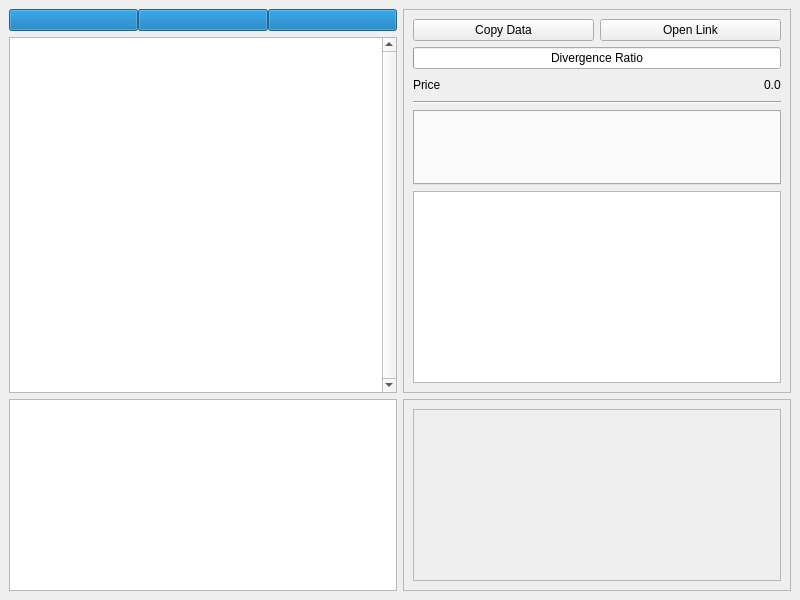
The window that source/ui/watcherWindow.ui (qrlik/MarketWatcher) describes before a commit, drawn with Qt 5.
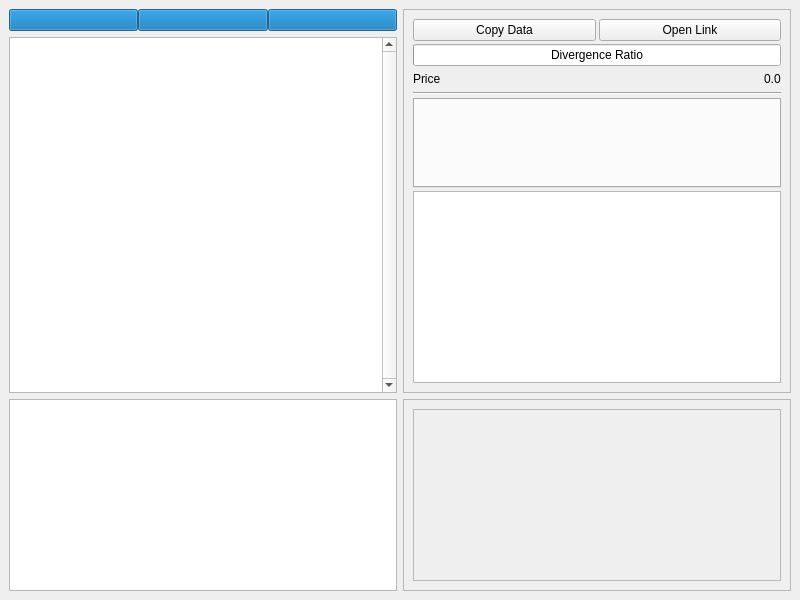
The same window after the commit.

What changed in the file:
```diff
--- a/source/ui/watcherWindow.ui
+++ b/source/ui/watcherWindow.ui
@@ -98,6 +98,9 @@
          <enum>QFrame::Raised</enum>
         </property>
         <layout class="QVBoxLayout" name="verticalLayout_2">
+         <property name="spacing">
+          <number>3</number>
+         </property>
          <item>
           <layout class="QHBoxLayout" name="positionLayout">
            <item>
```
